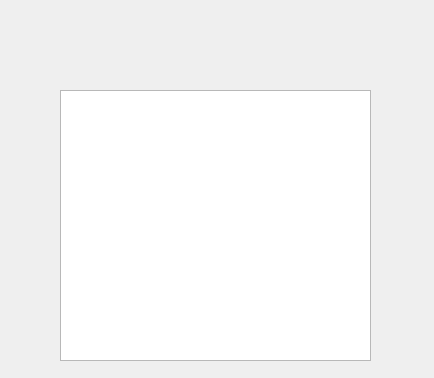
First picture: the form in managerdailyreport.ui, repository Ling2251/CS1C-Bulk-Club-Project, before the edit.
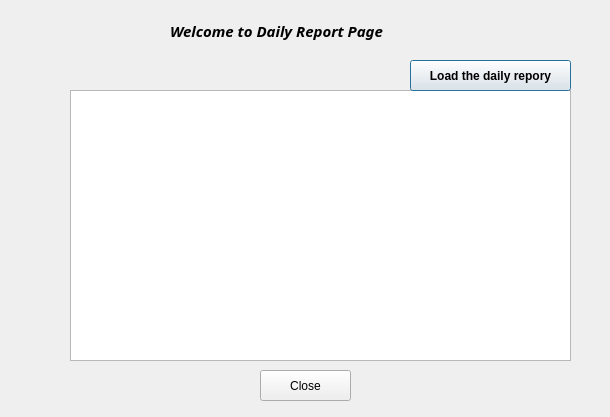
Second picture: the form after the edit.

Commit message: finshed the manager Daily report.

```diff
--- a/managerdailyreport.ui
+++ b/managerdailyreport.ui
@@ -6,23 +6,77 @@
    <rect>
     <x>0</x>
     <y>0</y>
-    <width>434</width>
-    <height>378</height>
+    <width>610</width>
+    <height>417</height>
    </rect>
   </property>
   <property name="windowTitle">
    <string>Dialog</string>
   </property>
-  <widget class="QTableWidget" name="tableWidget">
+  <widget class="QLabel" name="label">
    <property name="geometry">
     <rect>
-     <x>60</x>
+     <x>170</x>
+     <y>10</y>
+     <width>291</width>
+     <height>41</height>
+    </rect>
+   </property>
+   <property name="font">
+    <font>
+     <family>Segoe UI Black</family>
+     <pointsize>11</pointsize>
+     <weight>75</weight>
+     <italic>true</italic>
+     <bold>true</bold>
+    </font>
+   </property>
+   <property name="text">
+    <string>Welcome to Daily Report Page</string>
+   </property>
+  </widget>
+  <widget class="QTableView" name="DailyReportView">
+   <property name="geometry">
+    <rect>
+     <x>70</x>
      <y>90</y>
-     <width>311</width>
+     <width>501</width>
      <height>271</height>
     </rect>
    </property>
   </widget>
+  <widget class="QPushButton" name="pushButton">
+   <property name="geometry">
+    <rect>
+     <x>410</x>
+     <y>60</y>
+     <width>161</width>
+     <height>31</height>
+    </rect>
+   </property>
+   <property name="font">
+    <font>
+     <weight>75</weight>
+     <bold>true</bold>
+    </font>
+   </property>
+   <property name="text">
+    <string>Load the daily repory</string>
+   </property>
+  </widget>
+  <widget class="QPushButton" name="pushButton_2">
+   <property name="geometry">
+    <rect>
+     <x>260</x>
+     <y>370</y>
+     <width>91</width>
+     <height>31</height>
+    </rect>
+   </property>
+   <property name="text">
+    <string>Close</string>
+   </property>
+  </widget>
  </widget>
  <resources/>
  <connections/>
```
Left out of the diff: 19 changed lines with no effect on the pictures. The commit also changes 2 other files.
